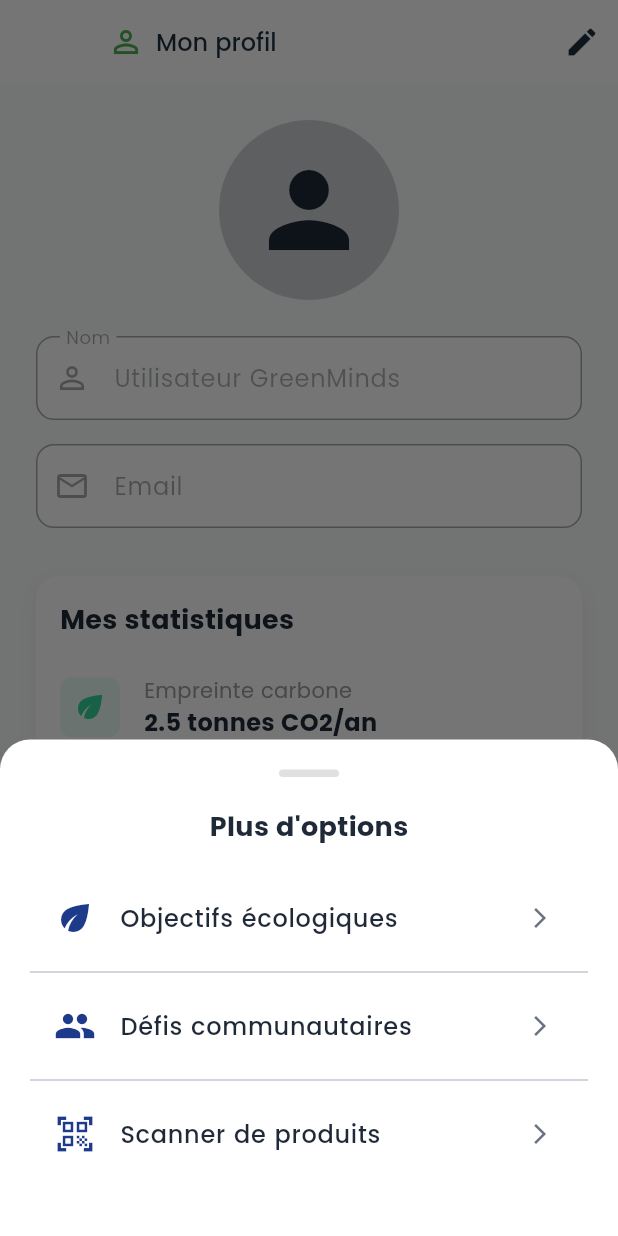
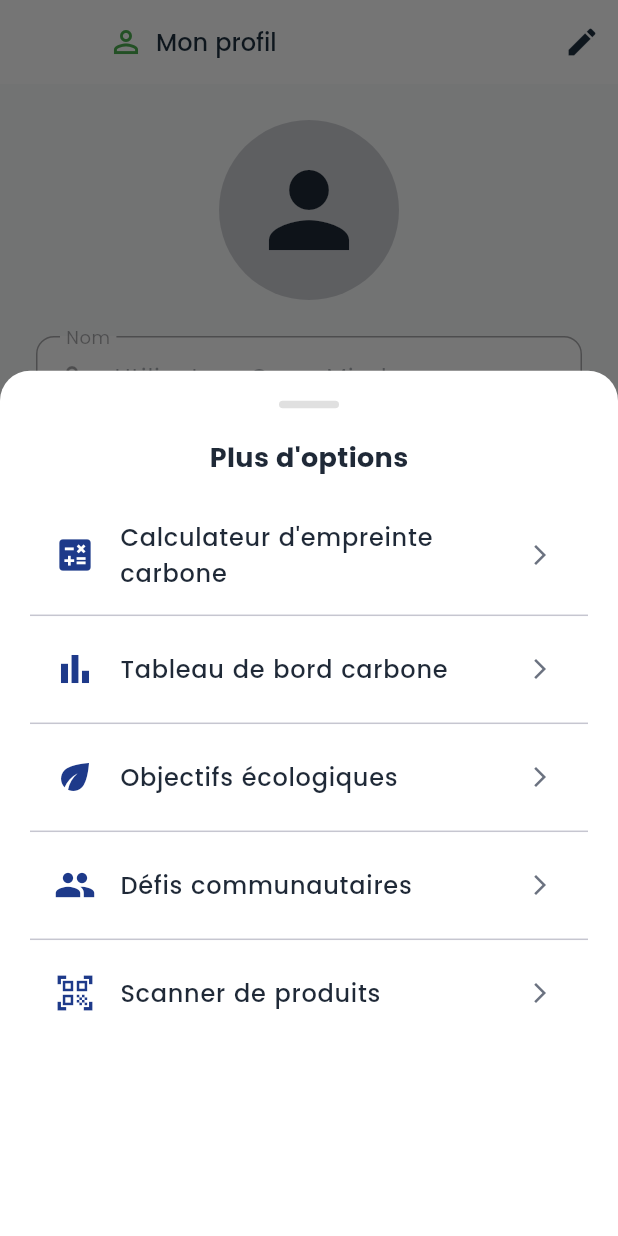
Before and after one commit to NamAngeM/greens_app, a Flutter app: the ProfileView screen opened by its route, item 5 of the bottom bar chosen, after a tap on "Plus", on a phone screen of 412 x 824 dp. Run offline on Flutter 3.47's test engine with Material 3 defaults, Android fonts, the light colour scheme and no system bars; our stand-ins replace cached_network_image, cloud_firestore, firebase_auth, firebase_core, fl_chart, flutter_cache_manager and 6 more; missing offline and left inert: flutter_barcode_scanner, qr_code_scanner; accounts and stored records are empty.

Commit message:
calcul carbon mis dans le menu

```diff
--- a/lib/views/profile/profile_view.dart
+++ b/lib/views/profile/profile_view.dart
@@ -183,18 +183,7 @@ class _ProfileViewState extends State<ProfileView> {
                     ),
                     const SizedBox(height: 32),
 
-                    _buildStatisticsSection(),
-                    const SizedBox(height: 32),
-
                     if (!_isEditing) ...[
-                      CustomButton(
-                        text: 'Calculer mon empreinte carbone',
-                        icon: Icons.eco_outlined,
-                        onPressed: () {
-                          Navigator.pushNamed(context, AppRoutes.carbonCalculator);
-                        },
-                      ),
-                      const SizedBox(height: 16),
                       CustomButton(
                         text: 'Mes récompenses',
                         icon: Icons.card_giftcard_outlined,
@@ -210,13 +199,37 @@ class _ProfileViewState extends State<ProfileView> {
                           Navigator.pushNamed(context, AppRoutes.settings);
                         },
                       ),
-                      const SizedBox(height: 24),
-                      TextButton.icon(
-                        icon: const Icon(Icons.logout, color: Colors.red),
-                        label: const Text(
+                      const SizedBox(height: 32),
+                      Container(
+                        decoration: BoxDecoration(
+                          color: Colors.red.withOpacity(0.1),
+                          borderRadius: BorderRadius.circular(12),
+                          border: Border.all(
+                            color: Colors.red.withOpacity(0.3),
+                            width: 1,
+                          ),
+                        ),
+                        child: ListTile(
+                          leading: const Icon(Icons.logout, color: Colors.red),
+                          title: const Text(
                             'Déconnexion',
-                          style: TextStyle(color: Colors.red),
+                            style: TextStyle(
+                              color: Colors.red,
+                              fontWeight: FontWeight.bold,
                             ),
+                          ),
+                          onTap: () {
+                            showDialog(
+                              context: context,
+                              builder: (context) => AlertDialog(
+                                title: const Text('Déconnexion'),
+                                content: const Text('Êtes-vous sûr de vouloir vous déconnecter ?'),
+                                actions: [
+                                  TextButton(
+                                    onPressed: () => Navigator.pop(context),
+                                    child: const Text('Annuler'),
+                                  ),
+                                  TextButton(
                                     onPressed: () {
                                       authController.signOut().then((_) {
                                         Navigator.pushNamedAndRemoveUntil(
@@ -226,6 +239,16 @@ class _ProfileViewState extends State<ProfileView> {
                                         );
                                       });
                                     },
+                                    child: const Text(
+                                      'Déconnexion',
+                                      style: TextStyle(color: Colors.red),
+                                    ),
+                                  ),
+                                ],
+                              ),
+                            );
+                          },
+                        ),
                       ),
                     ],
                   ],
@@ -235,105 +258,4 @@ class _ProfileViewState extends State<ProfileView> {
       bottomNavigationBar: const CustomMenu(currentIndex: 3),
     );
   }
-
-  Widget _buildStatisticsSection() {
-    return Container(
-      padding: const EdgeInsets.all(16),
-      decoration: BoxDecoration(
-        color: Colors.white,
-        borderRadius: BorderRadius.circular(16),
-        boxShadow: [
-          BoxShadow(
-            color: Colors.grey.withOpacity(0.1),
-            blurRadius: 10,
-            offset: const Offset(0, 4),
-          ),
-        ],
-      ),
-      child: Column(
-        crossAxisAlignment: CrossAxisAlignment.start,
-        children: [
-          const Text(
-            'Mes statistiques',
-            style: TextStyle(
-              fontSize: 18,
-              fontWeight: FontWeight.bold,
-              color: AppColors.profilePrimaryColor,
-            ),
-          ),
-          const SizedBox(height: 16),
-          _buildStatItem(
-            icon: Icons.eco,
-            title: 'Empreinte carbone',
-            value: '2.5 tonnes CO2/an',
-            color: AppColors.secondaryColor,
-          ),
-          const Divider(),
-          _buildStatItem(
-            icon: Icons.recycling,
-            title: 'Déchets évités',
-            value: '15 kg',
-            color: Colors.green,
-          ),
-          const Divider(),
-          _buildStatItem(
-            icon: Icons.star,
-            title: 'Points de récompense',
-            value: '350 points',
-            color: Colors.amber,
-          ),
-        ],
-      ),
-    );
 }
-
-  Widget _buildStatItem({
-    required IconData icon,
-    required String title,
-    required String value,
-    required Color color,
-  }) {
-    return Padding(
-      padding: const EdgeInsets.symmetric(vertical: 8),
-      child: Row(
-        children: [
-          Container(
-            padding: const EdgeInsets.all(8),
-            decoration: BoxDecoration(
-              color: color.withOpacity(0.1),
-              borderRadius: BorderRadius.circular(8),
-            ),
-            child: Icon(
-              icon,
-              color: color,
-              size: 24,
-            ),
-          ),
-          const SizedBox(width: 16),
-          Expanded(
-            child: Column(
-              crossAxisAlignment: CrossAxisAlignment.start,
-              children: [
-                Text(
-                  title,
-                  style: const TextStyle(
-                    fontSize: 14,
-                    color: Colors.grey,
-                  ),
-                ),
-                Text(
-                  value,
-                  style: const TextStyle(
-                    fontSize: 16,
-                    fontWeight: FontWeight.bold,
-                    color: AppColors.textColor,
-                  ),
-                ),
-              ],
-            ),
-          ),
-        ],
-      ),
-    );
-  }
-}
--- a/lib/widgets/menu.dart
+++ b/lib/widgets/menu.dart
@@ -189,8 +189,12 @@ class CustomMenu extends StatelessWidget {
     showModalBottomSheet(
       context: context,
       backgroundColor: Colors.transparent,
+      isScrollControlled: true,
       builder: (context) => Container(
         padding: const EdgeInsets.all(20),
+        constraints: BoxConstraints(
+          maxHeight: MediaQuery.of(context).size.height * 0.7,
+        ),
         decoration: BoxDecoration(
           color: AppColors.cardColor,
           borderRadius: const BorderRadius.only(
@@ -219,6 +223,27 @@ class CustomMenu extends StatelessWidget {
               ),
             ),
             const SizedBox(height: 20),
+            Expanded(
+              child: SingleChildScrollView(
+                child: Column(
+                  mainAxisSize: MainAxisSize.min,
+                  children: [
+                    // Section Empreinte Carbone
+                    _buildMoreMenuItem(
+                      context,
+                      Icons.calculate,
+                      'Calculateur d\'empreinte carbone',
+                      () => Navigator.pushNamed(context, AppRoutes.carbonCalculator),
+                    ),
+                    const Divider(),
+                    _buildMoreMenuItem(
+                      context,
+                      Icons.bar_chart,
+                      'Tableau de bord carbone',
+                      () => Navigator.pushNamed(context, AppRoutes.carbonDashboard),
+                    ),
+                    const Divider(),
+                    // Section Objectifs et Défis
                     _buildMoreMenuItem(
                       context,
                       Icons.eco,
@@ -233,6 +258,7 @@ class CustomMenu extends StatelessWidget {
                       () => Navigator.pushNamed(context, AppRoutes.community),
                     ),
                     const Divider(),
+                    // Section Scanner
                     _buildMoreMenuItem(
                       context,
                       Icons.qr_code_scanner,
@@ -240,6 +266,10 @@ class CustomMenu extends StatelessWidget {
                       () => Navigator.pushNamed(context, AppRoutes.productScanner),
                     ),
                     const SizedBox(height: 20),
+                  ],
+                ),
+              ),
+            ),
           ],
         ),
       ),
```
Lines whose indentation alone changed are shown as unchanged.
